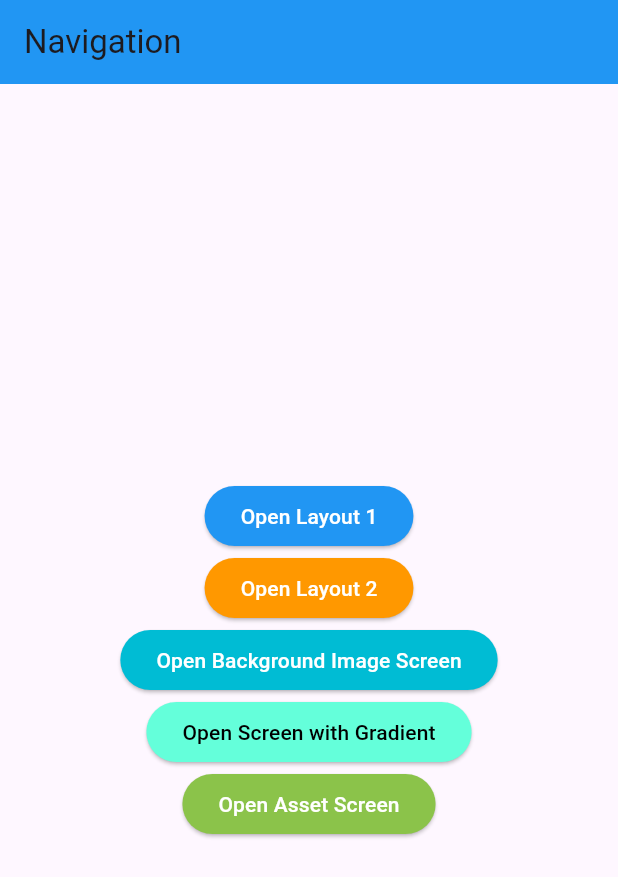
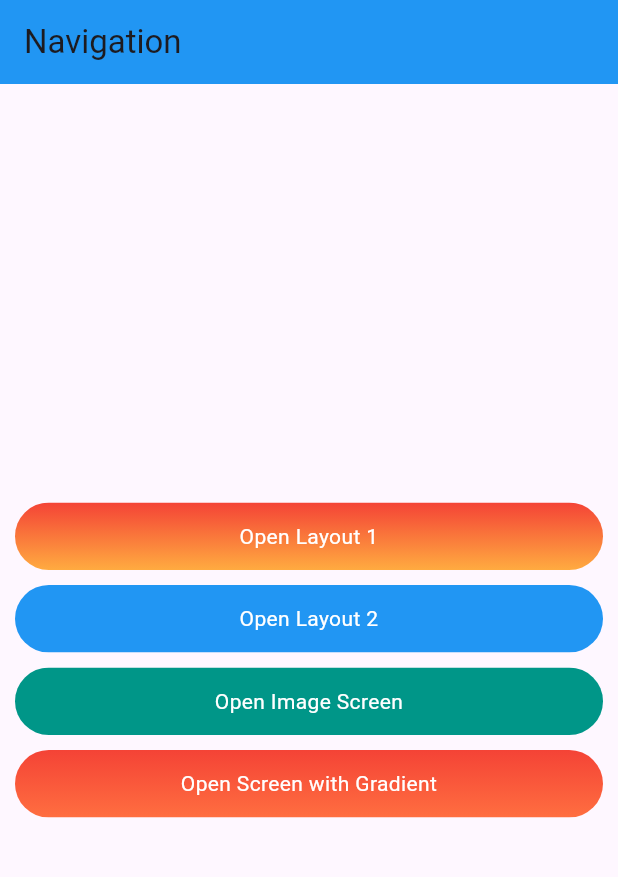
Before and after one commit to Ibtasam-98/flutter-basic-layout, a Flutter app: the screen it shows after launch, on a phone screen of 412 x 824 dp. Shown: the top 877 px of the screen. Run offline on Flutter 3.47's test engine with Material 3 defaults, Android fonts, the phone set to English and light mode, and no system bars; our stand-ins replace google_fonts.

Commit message:
button gradient effect and implemented custom button class of reuse

```diff
--- a/lib/main.dart
+++ b/lib/main.dart
@@ -1,8 +1,7 @@
 import 'package:flutter/material.dart';
-import 'package:layout/simple_row_column_layout_screen.dart';
-import 'package:layout/stack_expanded_flexible_layout_screen.dart';
+import 'package:layout/views/simple_row_column_layout_screen.dart';
 
-import 'navigation_screen.dart';
+import 'views/navigation_screen.dart';
 
 void main (){
   runApp(MyApp());
--- a/lib/navigation_screen.dart
+++ /dev/null
@@ -1,87 +0,0 @@
-
-import 'package:flutter/material.dart';
-import 'package:layout/background_image_screen.dart' show BackgroundImageScreen;
-import 'package:layout/simple_row_column_layout_screen.dart';
-import 'package:layout/stack_expanded_flexible_layout_screen.dart';
-
-import 'gradient_background_screen.dart';
-import 'image_screen.dart';
-
-class NavigationScreen extends StatelessWidget {
-  const NavigationScreen({super.key});
-
-  @override
-  Widget build(BuildContext context) {
-    return Scaffold(
-      appBar: AppBar(
-        backgroundColor: Colors.blue,
-        title: Text("Navigation"),
-      ),
-      body: Center(
-        child: Column(
-          mainAxisAlignment: MainAxisAlignment.center,
-          children: [
-            ElevatedButton(
-              style: ElevatedButton.styleFrom(
-                backgroundColor: Colors.blue,
-              ),
-              onPressed: (){
-                Navigator.push(
-                    context,
-                    MaterialPageRoute(builder: (context) => StackExpandedFlexibleLayoutScreen()));
-              },
-              child: Text("Open Layout 1",style: TextStyle(color: Colors.white),),
-            ),
-            ElevatedButton(
-              style: ElevatedButton.styleFrom(
-                backgroundColor: Colors.orange,
-              ),
-              onPressed: (){
-                Navigator.push(
-                    context,
-                    MaterialPageRoute(builder: (context) => SimpleRowColumnLayoutScreen()));
-              },
-              child: Text("Open Layout 2",style: TextStyle(color: Colors.white),),
-            ),
-            ElevatedButton(
-              style: ElevatedButton.styleFrom(
-                backgroundColor: Colors.cyan,
-              ),
-              onPressed: (){
-                Navigator.push(
-                    context,
-                    MaterialPageRoute(builder: (context) => BackgroundImageScreen()));
-              },
-              child: Text("Open Background Image Screen",style: TextStyle(color: Colors.white),),
-            ),
-
-            ElevatedButton(
-              style: ElevatedButton.styleFrom(
-                backgroundColor: Colors.tealAccent,
-              ),
-              onPressed: (){
-                Navigator.push(
-                    context,
-                    MaterialPageRoute(builder: (context) => GradientBackgroundScreen()));
-              },
-              child: Text("Open Screen with Gradient",style: TextStyle(color: Colors.black),),
-            ),
-
-            ElevatedButton(
-              style: ElevatedButton.styleFrom(
-                backgroundColor: Colors.lightGreen,
-              ),
-              onPressed: (){
-                Navigator.push(
-                    context,
-                    MaterialPageRoute(builder: (context) => ImageScreen()));
-              },
-              child: Text("Open Asset Screen",style: TextStyle(color: Colors.white),),
-            ),
-
-          ],
-        ),
-      ),
-    );
-  }
-}
--- /dev/null
+++ b/lib/views/navigation_screen.dart
@@ -0,0 +1,96 @@
+
+import 'package:flutter/material.dart';
+import 'package:layout/views/background_image_screen.dart' show BackgroundImageScreen;
+import 'package:layout/views/simple_row_column_layout_screen.dart';
+import 'package:layout/views/stack_expanded_flexible_layout_screen.dart';
+import 'package:layout/widgets/custom_button.dart';
+
+import 'gradient_background_screen.dart';
+import 'image_screen.dart';
+
+class NavigationScreen extends StatelessWidget {
+  const NavigationScreen({super.key});
+
+  @override
+  Widget build(BuildContext context) {
+    return Scaffold(
+      appBar: AppBar(
+        backgroundColor: Colors.blue,
+        title: Text("Navigation"),
+      ),
+      body: Center(
+        child: Column(
+          mainAxisAlignment: MainAxisAlignment.center,
+          children: [
+
+            CustomButton(
+              buttonHeight: 45,
+              buttonWidth: MediaQuery.of(context).size.width - 20,
+              buttonTitle: "Open Layout 1",
+              gradientEnd: Alignment.topCenter,
+              gradientBegin: Alignment.bottomCenter,
+              gradient: LinearGradient(
+                colors: [
+                  Colors.orangeAccent,
+                  Colors.red,
+                ]
+              ),
+              onPressed:(){
+                Navigator.push(
+                    context,
+                    MaterialPageRoute(builder: (context) => SimpleRowColumnLayoutScreen()));
+              } ,
+              borderRadius: BorderRadius.circular(45),
+            ),
+            SizedBox(height: 10),
+            CustomButton(
+              buttonHeight: 45,
+                buttonWidth: MediaQuery.of(context).size.width - 20,
+                buttonTitle: "Open Layout 2",
+                buttonBackgroundColor: Colors.blue,
+                onPressed:(){
+                  Navigator.push(
+                      context,
+                      MaterialPageRoute(builder: (context) => StackExpandedFlexibleLayoutScreen()));
+                } ,
+                borderRadius: BorderRadius.circular(45),
+            ),
+            SizedBox(height: 10),
+            CustomButton(
+              buttonHeight: 45,
+              buttonWidth: MediaQuery.of(context).size.width - 20,
+              buttonTitle: "Open Image Screen",
+              buttonBackgroundColor: Colors.teal,
+              onPressed:(){
+                Navigator.push(
+                    context,
+                    MaterialPageRoute(builder: (context) => BackgroundImageScreen()));
+              } ,
+              borderRadius: BorderRadius.circular(45),
+            ),
+            SizedBox(height: 10),
+            CustomButton(
+              buttonHeight: 45,
+              buttonWidth: MediaQuery.of(context).size.width - 20,
+              buttonTitle: "Open Screen with Gradient",
+              gradientEnd: Alignment.bottomCenter,
+              gradientBegin: Alignment.topCenter,
+              gradient: LinearGradient(
+                  colors: [
+                    Colors.red,
+                    Colors.deepOrangeAccent,
+                  ]
+              ),
+              onPressed:(){
+                Navigator.push(
+                    context,
+                    MaterialPageRoute(builder: (context) => GradientBackgroundScreen()));
+              } ,
+              borderRadius: BorderRadius.circular(45),
+            ),
+          ],
+        ),
+      ),
+    );
+  }
+}
--- /dev/null
+++ b/lib/widgets/custom_button.dart
@@ -0,0 +1,73 @@
+import 'package:flutter/material.dart';
+
+class CustomButton extends StatelessWidget {
+  final String buttonTitle;
+  final VoidCallback onPressed;
+  final Color? buttonBackgroundColor;
+  final Gradient? gradient;
+  final EdgeInsets? padding;
+  final BorderRadius? borderRadius;
+  final ShapeBorder? shape;
+  final double? buttonHeight;
+  final double? buttonWidth;
+  final AlignmentGeometry? gradientBegin;
+  final AlignmentGeometry? gradientEnd;
+  final TextStyle? textStyle;
+
+  CustomButton({
+    super.key,
+    required this.buttonTitle,
+    required this.onPressed,
+    this.buttonBackgroundColor,
+    this.gradient,
+    this.textStyle,
+    this.padding = const EdgeInsets.symmetric(horizontal: 20.0,vertical: 12.0),
+    required this.borderRadius,
+    this.shape,
+    this.buttonHeight,
+    this.buttonWidth,
+    this.gradientBegin,
+    this.gradientEnd
+
+  });
+
+  @override
+  Widget build(BuildContext context) {
+    return Material(
+      color: Colors.transparent,
+      child: InkWell(
+        onTap: onPressed,
+        borderRadius: borderRadius,
+        customBorder: shape,
+        child: Ink(
+          decoration: BoxDecoration(
+            color: buttonBackgroundColor,
+            gradient: gradient != null
+                ? (gradient is LinearGradient)
+                ? LinearGradient(
+                colors: gradient!.colors,
+              begin:  gradientBegin ?? Alignment.centerLeft,
+              end: gradientEnd ?? Alignment.centerRight,
+            )
+                : gradient: null,
+            borderRadius: borderRadius,
+            shape:  shape is CircleBorder ? BoxShape.circle : BoxShape.rectangle
+        ),
+          child: Container(
+            height: buttonHeight,
+            width: buttonWidth,
+            padding: padding,
+            alignment: Alignment.center,
+            child: Text(
+              buttonTitle,
+              style: textStyle ?? const TextStyle(
+                color: Colors.white,
+              ),
+              textAlign: TextAlign.center,
+            ),
+          ),
+      ),
+      )
+    );
+  }
+}
```
Also changed, not shown: lib/views/background_image_screen.dart (renamed from lib/background_image_screen.dart), lib/views/gradient_background_screen.dart (renamed from lib/gradient_background_screen.dart), lib/views/image_screen.dart (renamed from lib/image_screen.dart), lib/views/simple_row_column_layout_screen.dart (renamed from lib/simple_row_column_layout_screen.dart), lib/views/stack_expanded_flexible_layout_screen.dart (renamed from lib/stack_expanded_flexible_layout_screen.dart).
